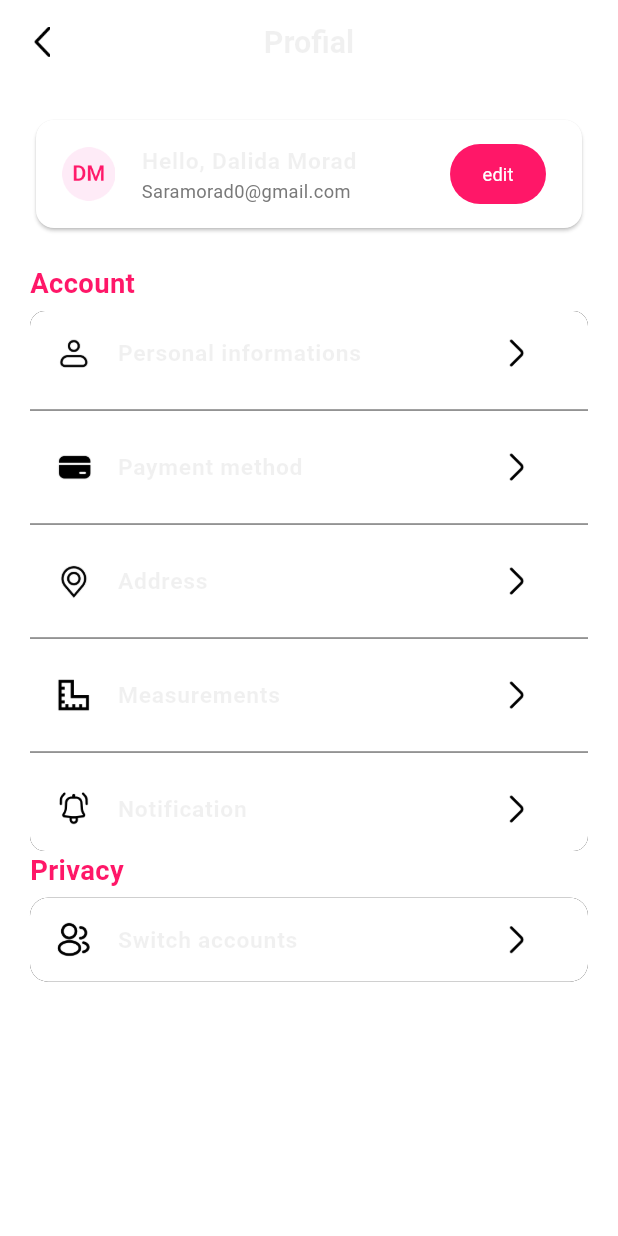
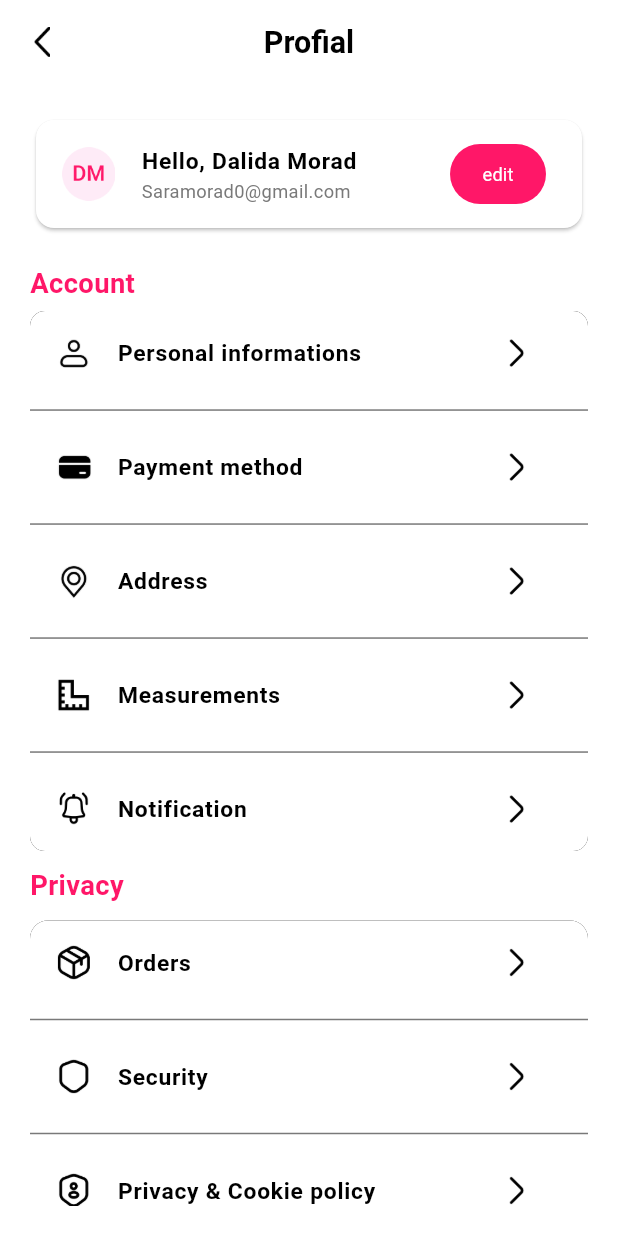
Before and after one commit to Abdelfatah-Darwish/Shopping-App, a Flutter app: the ProfileScreen screen opened directly, on a phone screen of 412 x 824 dp. Run offline on Flutter 3.47's test engine with Material 3 defaults, Android fonts, the phone set to English and light mode, and no system bars; our stand-ins replace bloc, dio, equatable, flutter_bloc, flutter_screenutil, google_nav_bar and 1 more; generated files the repository leaves out were written again.

Commit message:
- test & resolve color problems & ui

```diff
--- a/lib/core/theming/text_styles.dart
+++ b/lib/core/theming/text_styles.dart
@@ -57,7 +57,7 @@ class TextStyles {
   );
   static TextStyle font20BlackSemiBold = TextStyle(
     fontSize: 20.sp,
-    fontWeight: FontWeightHelper.semiBold,
+    fontWeight: FontWeightHelper.bold,
     color: ColorsManager.black,
   );
   static TextStyle font16BlackSemiBold = TextStyle(
--- a/lib/dive.dart
+++ b/lib/dive.dart
@@ -4,6 +4,7 @@ import 'package:shopping_app/core/theming/colors.dart';
 import 'package:shopping_app/core/widgets/spacing.dart';
 import 'package:shopping_app/features/home/ui/screen/home_screen.dart';
 import 'package:shopping_app/features/nav_bar/ui/screens/nav_bar_screen.dart';
+import 'package:shopping_app/features/profile/ui/screen/profile_screen.dart';
 import 'package:shopping_app/features/sign_up/ui/widgets/already_have_account.dart';
 
 class Dive extends StatelessWidget {
@@ -21,6 +22,6 @@ class Dive extends StatelessWidget {
               scaffoldBackgroundColor: ColorsManager.white,
             ),
             debugShowCheckedModeBanner: false,
-            home: const HomeScreen()));
+            home: const ProfileScreen()));
   }
 }
--- a/lib/features/profile/ui/screen/profile_screen.dart
+++ b/lib/features/profile/ui/screen/profile_screen.dart
@@ -19,7 +19,7 @@ class ProfileScreen extends StatelessWidget {
           backgroundColor: ColorsManager.white,
           title: Text(
             "Profial",
-            style: TextStyles.font20BlackSemiBold,
+            style: TextStyles.font20BlackSemiBold.copyWith(color: Colors.black),
           ),
           leading: IconButton(
               onPressed: () {},
@@ -38,6 +38,7 @@ class ProfileScreen extends StatelessWidget {
                 const EditProfile(),
                 verticalSpace(20),
                 AccountProfile(),
+                verticalSpace(10),
                 PrivacySection()
               ],
             ),
--- a/lib/features/profile/ui/widgets/edit_profile.dart
+++ b/lib/features/profile/ui/widgets/edit_profile.dart
@@ -19,7 +19,7 @@ class EditProfile extends StatelessWidget {
         ),
         title: Text(
           'Hello, Dalida Morad',
-          style: TextStyles.font15BlackSemiBold,
+          style: TextStyles.font15BlackSemiBold.copyWith(color: Colors.black),
         ),
         subtitle: Text('Saramorad0@gmail.com',
             style: TextStyles.font12lightGreyRegular),
--- a/lib/features/profile/ui/widgets/privacy_profile.dart
+++ b/lib/features/profile/ui/widgets/privacy_profile.dart
@@ -40,7 +40,7 @@ class PrivacySection extends StatelessWidget {
               ),
             ],
           ),
-          verticalSpace(5),
+          verticalSpace(10),
           Container(
             width: double.infinity,
             decoration: const BoxDecoration(
@@ -52,7 +52,7 @@ class PrivacySection extends StatelessWidget {
             ),
             child: Column(
               children: [
-                for (int i = 5; i < title.length; i++)
+                for (int i = 0; i < title.length; i++)
                   Column(
                     children: [
                       UserInFormationSection(
--- a/lib/features/profile/ui/widgets/user_info_module.dart
+++ b/lib/features/profile/ui/widgets/user_info_module.dart
@@ -22,7 +22,7 @@ class UserInFormationSection extends StatelessWidget {
         ),
         title: Text(
           title,
-          style: TextStyles.font15BlackSemiBold,
+          style: TextStyles.font15BlackSemiBold.copyWith(color: Colors.black),
         ),
         subtitle: subtitle,
         trailing: IconButton(
```
